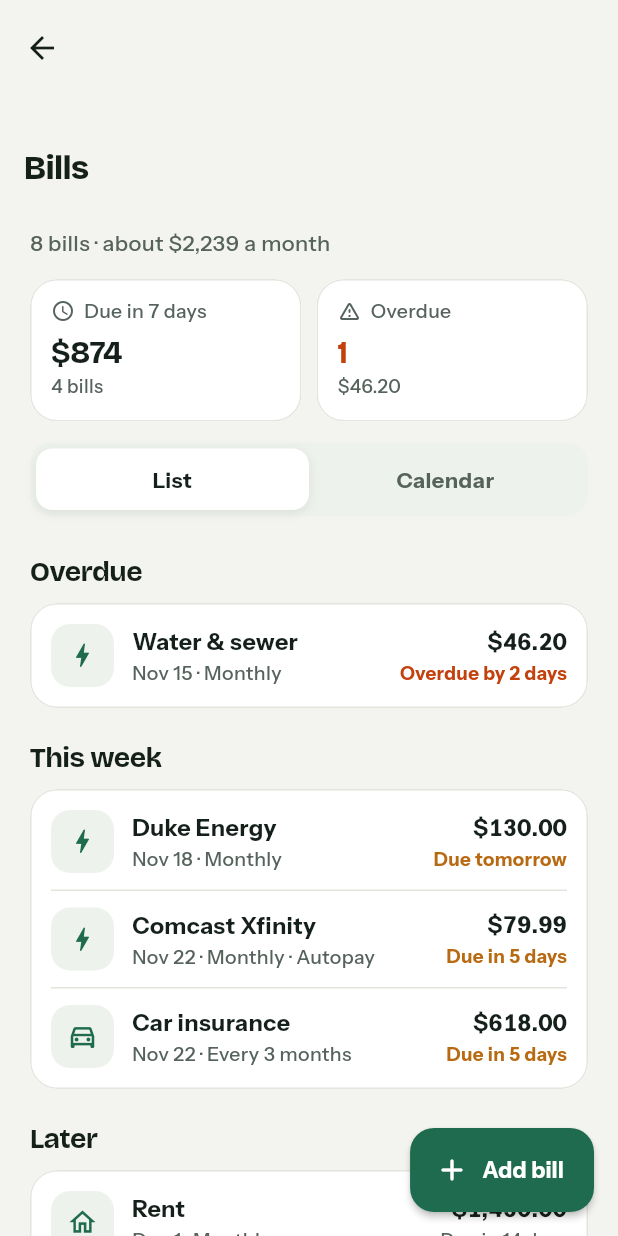
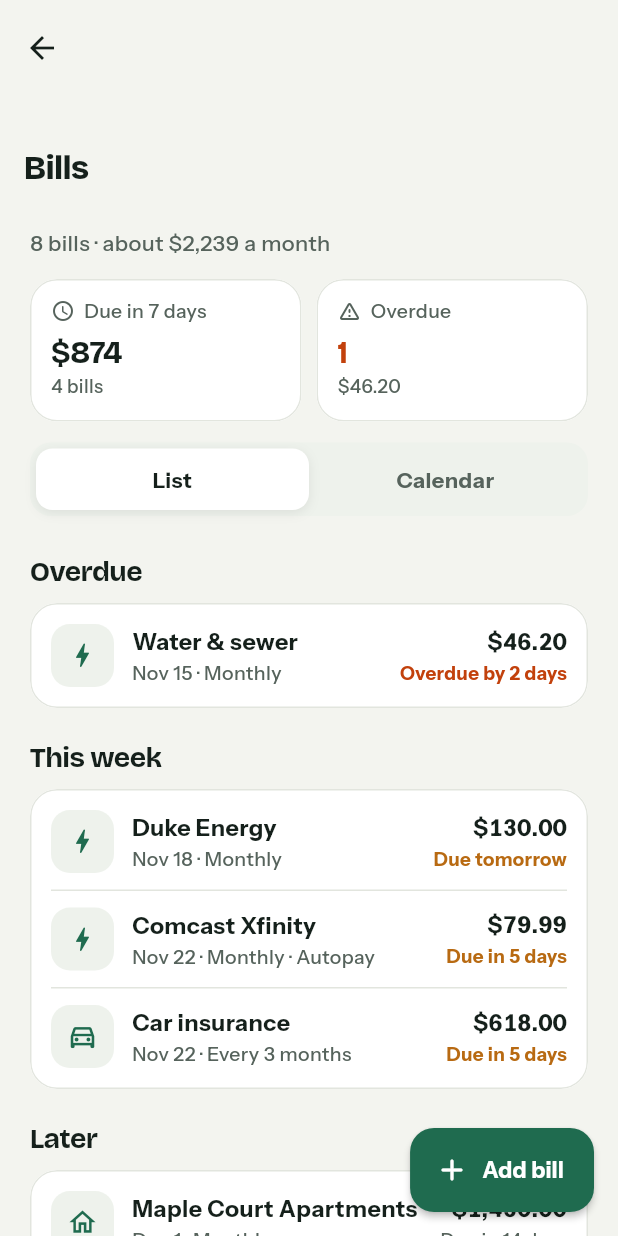
Before and after one commit to adamglassner/CoinPilot, a Flutter app: the screen it shows after launch, after a tap on "Skip", after a tap on "Explore with sample data", after a tap on "All bills", on a phone screen of 412 x 824 dp. Run offline on Flutter 3.47's test engine with Material 3 defaults, Android fonts, the phone set to English and light mode, and no system bars; our stand-ins replace file_picker, image_picker, open_filex; missing offline and left inert: cryptography; network calls fail; project files that could hold a hidden picture were left out.

Commit message:
Android: polish More tiles, section totals, fuller sample data
Co-Authored-By: Claude Opus 5.5 <noreply@anthropic.com>
Claude-Session: https://claude.ai/code/session_01NXGqyqVJfrZXDVd5qBtjKM

```diff
--- a/mobile/lib/sample.dart
+++ b/mobile/lib/sample.dart
@@ -15,7 +15,7 @@ class SampleData {
 SampleData sampleData(DateTime now) {
   final rng = Random(42);
   final today = DateTime(now.year, now.month, now.day);
-  final start = DateTime(today.year, today.month - 2, 1);
+  final start = DateTime(today.year, today.month - 3, 1);
   final tx = <Txn>[];
   int r(double lo, double hi) => ((lo + rng.nextDouble() * (hi - lo)) * 100).round();
   void t(DateTime d, String payee, String cat, String acct, int cents) {
@@ -47,6 +47,11 @@ SampleData sampleData(DateTime now) {
     if (d.day == 21) t(d, 'Hulu', 'Subscriptions', 'Credit card', -1799);
     if (d.day == 26) t(d, 'DISNEY PLUS 8842', 'Subscriptions', 'Credit card', d.isBefore(DateTime(today.year, today.month - 1, 1)) ? -1099 : -1399);
     if (d.day == 3) t(d, 'Navient Student Loan', 'Debt payments', 'Checking', -30000);
+    if (d.weekday == DateTime.saturday) t(d, 'DoorDash', 'Side income', 'Checking', r(95, 160));
+    if (d.day == 25) {
+      tx.add(Txn(payee: 'Credit card payment', category: 'Transfer', account: 'Checking', date: d, cents: -110000,
+          createdAt: d, updatedAt: d, extra: {'TransferAccount': 'Credit card'}));
+    }
     if (d.day == 20) {
       tx.add(Txn(payee: 'Monthly savings', category: 'Transfer', account: 'Checking', date: d, cents: -40000,
           createdAt: d, updatedAt: d, extra: {'TransferAccount': 'High-Yield Savings'}));
@@ -77,9 +82,9 @@ SampleData sampleData(DateTime now) {
     return d.isAfter(today) ? d : DateTime(today.year, today.month + 1, day);
   }
 
-  final loan = Debt.create(name: 'Student loan', type: 'Student loan', balanceCents: 1842000, rate: 5.5, minimumCents: 30000)
-    ..originalCents = 2400000;
-  final card = Debt.create(name: 'Visa Signature', type: DebtTypes.creditCard, balanceCents: 214000, rate: 22.99, minimumCents: 6500);
+  final loan = Debt.create(name: 'Student loan', type: 'Student loan', balanceCents: 842000, rate: 5.5, minimumCents: 30000)
+    ..originalCents = 1400000;
+  final card = Debt.create(name: 'Best Buy card', type: DebtTypes.creditCard, balanceCents: 214000, rate: 26.99, minimumCents: 6500);
   final records = <Rec>[
     Account.create(name: 'Checking', type: AccountTypes.checking, institution: 'Chase', startingCents: 284512, balanceDate: start.subtract(const Duration(days: 1))),
     Account.create(name: 'High-Yield Savings', type: AccountTypes.savings, institution: 'Ally', startingCents: 640000, balanceDate: start.subtract(const Duration(days: 1))),
@@ -87,7 +92,7 @@ SampleData sampleData(DateTime now) {
     Account.create(name: 'Venmo', type: AccountTypes.paymentApp, institution: 'PayPal', startingCents: 4200, balanceDate: start),
     loan,
     card,
-    Bill.create(name: 'Rent', amountCents: 145000, nextDue: next(1), category: 'Housing', account: 'Checking'),
+    Bill.create(name: 'Maple Court Apartments', amountCents: 145000, nextDue: next(1), category: 'Housing', account: 'Checking'),
     Bill.create(name: 'Duke Energy', amountCents: 13000, nextDue: next(18), category: 'Utilities', account: 'Checking'),
     Bill.create(name: 'Comcast Xfinity', amountCents: 7999, nextDue: next(22), category: 'Utilities', account: 'Checking', autoPay: true),
     Bill.create(name: 'Netflix', amountCents: 1549, nextDue: next(9), category: 'Subscriptions', account: 'Credit card', autoPay: true),
--- a/mobile/lib/screens/get_started.dart
+++ b/mobile/lib/screens/get_started.dart
@@ -258,7 +258,7 @@ class _GetStartedScreenState extends State<GetStartedScreen> {
         await restoreBackup(context);
         if (mounted && !store.isEmpty) _finish();
       }),
-      choice(Icons.auto_awesome_outlined, 'Explore with sample data', 'Three months of example money. Delete it any time in Settings.', () {
+      choice(Icons.auto_awesome_outlined, 'Explore with sample data', 'Four months of example money. Delete it any time in Settings.', () {
         store.loadSample();
         _finish();
       }),
--- a/mobile/lib/screens/more_screen.dart
+++ b/mobile/lib/screens/more_screen.dart
@@ -36,21 +36,21 @@ class MoreScreen extends StatelessWidget {
     final goals = store.goals;
 
     final tiles = [
-      _Feature('Accounts', Icons.account_balance_outlined, store.accountRecords.isEmpty ? 'Add yours' : Money.format(store.netWorth, whole: true), 'net worth',
+      _Feature('Accounts', Icons.account_balance_outlined, store.accountRecords.isEmpty ? 'Add yours' : Money.format(store.netWorth, whole: true), store.accountRecords.isEmpty ? '' : 'net worth',
           () => pushPage(context, const AccountsScreen())),
-      _Feature('Bills', Icons.event_note_outlined, store.openBills.isEmpty ? 'None yet' : '${due.length} due', due.isEmpty ? 'this week' : 'in 7 days',
+      _Feature('Bills', Icons.event_note_outlined, store.openBills.isEmpty ? 'None yet' : (due.isEmpty ? 'Nothing due' : '${due.length} due'), store.openBills.isEmpty ? '' : 'next 7 days',
           () => pushPage(context, const BillsScreen()),
           badge: due.any((b) => Bills.status(b, today) == BillStatus.overdue)),
-      _Feature('Income', Icons.payments_outlined, store.incomeSources.isEmpty ? 'Add paycheck' : Money.format(store.expectedMonthlyIncome(), whole: true), 'a month',
+      _Feature('Income', Icons.payments_outlined, store.incomeSources.isEmpty ? 'Add your paycheck' : '${Money.format(store.expectedMonthlyIncome(), whole: true)} a month', '',
           () => pushPage(context, const IncomeScreen()),
           badge: asking.isNotEmpty),
       _Feature('Debts', Icons.credit_card_rounded, store.debts.isEmpty ? 'None' : Money.format(store.debtTotalCents, whole: true), activeDebts == 0 ? '' : '$activeDebts to pay off',
           () => pushPage(context, const DebtsScreen())),
       _Feature('Goals', Icons.flag_outlined, goals.isEmpty ? 'Set one' : '${goals.length} goal${goals.length == 1 ? '' : 's'}',
           goals.isEmpty ? '' : '${(goals.fold<double>(0, (s, g) => s + store.fraction(g)) / goals.length * 100).round()}% on average', () => pushPage(context, const GoalsScreen())),
-      _Feature('Reports', Icons.insights_rounded, 'Trends', 'and year in review', () => pushPage(context, const ReportsScreen())),
+      _Feature('Reports', Icons.insights_rounded, 'Trends', 'year in review', () => pushPage(context, const ReportsScreen())),
       _Feature('Taxes', Icons.folder_copy_outlined, '${store.taxDocs.length} document${store.taxDocs.length == 1 ? '' : 's'}', 'by tax year', () => pushPage(context, const TaxesScreen())),
-      _Feature('Import', Icons.file_download_outlined, 'Statements', 'CSV, OFX, PayPal…', () => pushPage(context, const ImportScreen())),
+      _Feature('Import', Icons.file_download_outlined, 'Bank statements', 'CSV, OFX, PayPal', () => pushPage(context, const ImportScreen())),
     ];
 
     return SafeArea(
@@ -78,7 +78,7 @@ class MoreScreen extends StatelessWidget {
             physics: const NeverScrollableScrollPhysics(),
             mainAxisSpacing: 10,
             crossAxisSpacing: 10,
-            childAspectRatio: 1.32,
+            childAspectRatio: 1.25,
             padding: EdgeInsets.zero,
             children: tiles,
           ),
@@ -131,7 +131,7 @@ class _Feature extends StatelessWidget {
           const Spacer(),
           Text(title, style: const TextStyle(fontSize: 15.5, fontWeight: FontWeight.w700)),
           const SizedBox(height: 2),
-          Text(note.isEmpty ? value : '$value $note', maxLines: 1, overflow: TextOverflow.ellipsis, style: TextStyle(fontSize: 13, color: p.muted)),
+          Text(note.isEmpty ? value : '$value · $note', maxLines: 2, overflow: TextOverflow.ellipsis, style: TextStyle(fontSize: 13, color: p.muted, height: 1.25)),
         ],
       ),
     );
--- a/mobile/lib/screens/settings_screen.dart
+++ b/mobile/lib/screens/settings_screen.dart
@@ -138,7 +138,7 @@ class SettingsScreen extends StatelessWidget {
               _Tile(
                 icon: Icons.auto_awesome_outlined,
                 title: 'Add sample data',
-                subtitle: 'Three months of example money to try things out',
+                subtitle: 'Four months of example money to try things out',
                 onTap: () {
                   store.loadSample();
                   toast(context, 'Sample data added');
--- a/mobile/lib/widgets.dart
+++ b/mobile/lib/widgets.dart
@@ -93,7 +93,7 @@ class SectionTitle extends StatelessWidget {
               behavior: HitTestBehavior.opaque,
               child: Padding(
                 padding: const EdgeInsets.symmetric(vertical: 4, horizontal: 2),
-                child: Text(action!, style: TextStyle(fontSize: 14.5, fontWeight: FontWeight.w600, color: p.accent)),
+                child: Text(action!, style: TextStyle(fontSize: 14.5, fontWeight: FontWeight.w600, color: onAction == null ? p.muted : p.accent)),
               ),
             ),
         ],
```
Also changed, not shown: 1 other file.
